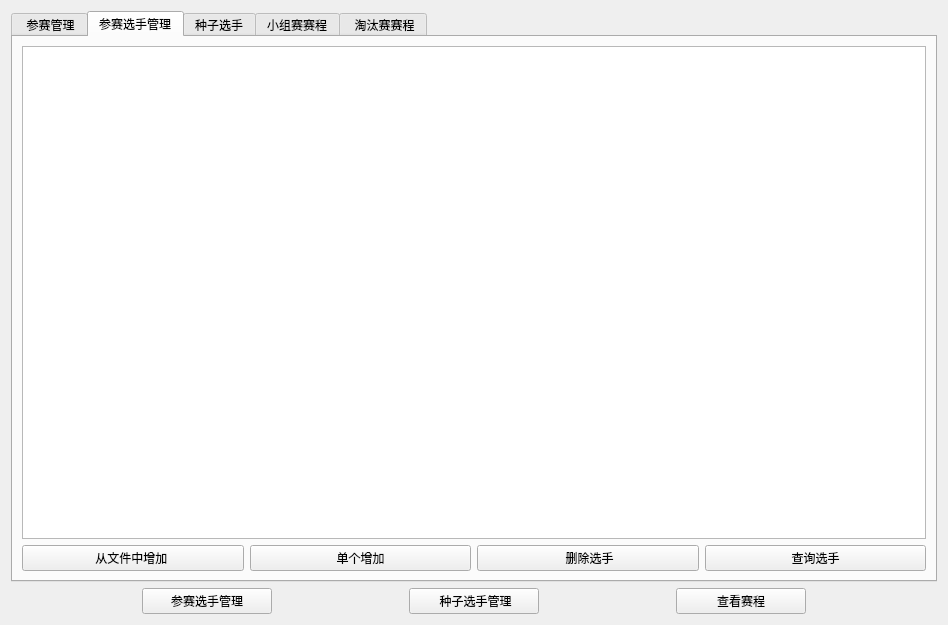
Above: tournament.ui from 35easy/PingPongClub before the change. Below: the same form after it.
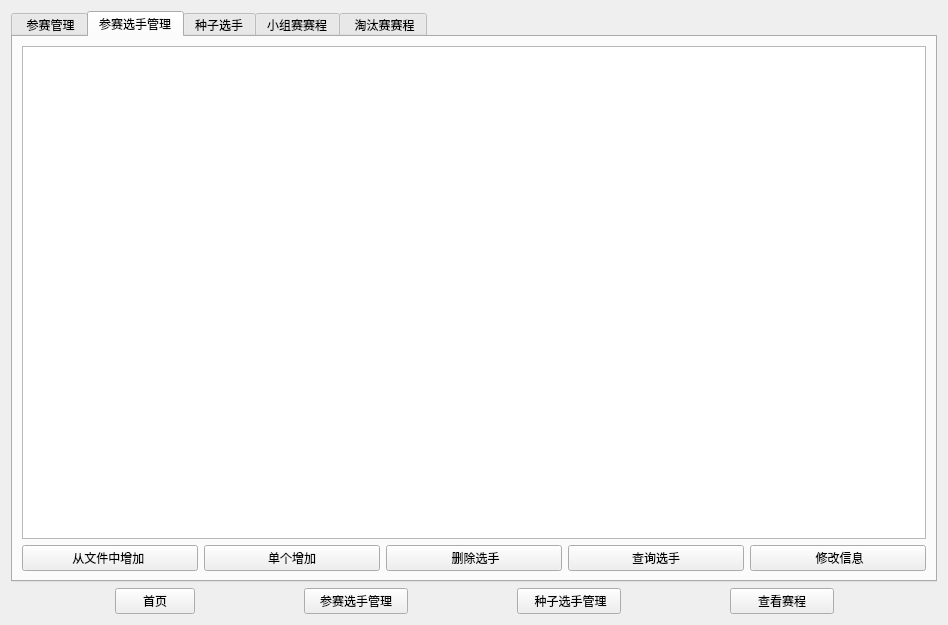
That is the form after the change. The open tabs and pages were chosen to show the change.

Patch:
```diff
--- a/tournament.ui
+++ b/tournament.ui
@@ -331,6 +331,13 @@
            </property>
           </widget>
          </item>
+         <item>
+          <widget class="QPushButton" name="btUpdatePlayer">
+           <property name="text">
+            <string> 修改信息</string>
+           </property>
+          </widget>
+         </item>
         </layout>
        </item>
       </layout>
@@ -354,32 +361,6 @@
    </item>
    <item>
     <layout class="QHBoxLayout" name="horizontalLayout_2">
-     <item>
-      <spacer name="horizontalSpacer_5">
-       <property name="orientation">
-        <enum>Qt::Horizontal</enum>
-       </property>
-       <property name="sizeHint" stdset="0">
-        <size>
-         <width>40</width>
-         <height>20</height>
-        </size>
-       </property>
-      </spacer>
-     </item>
-     <item>
-      <widget class="QPushButton" name="pushButton">
-       <property name="sizePolicy">
-        <sizepolicy hsizetype="Expanding" vsizetype="Preferred">
-         <horstretch>0</horstretch>
-         <verstretch>0</verstretch>
-        </sizepolicy>
-       </property>
-       <property name="text">
-        <string>参赛选手管理</string>
-       </property>
-      </widget>
-     </item>
      <item>
       <spacer name="horizontalSpacer">
        <property name="orientation">
@@ -394,7 +375,53 @@
       </spacer>
      </item>
      <item>
-      <widget class="QPushButton" name="pushButton_2">
+      <widget class="QPushButton" name="btHome">
+       <property name="text">
+        <string>首页</string>
+       </property>
+      </widget>
+     </item>
+     <item>
+      <spacer name="HSpacer5">
+       <property name="orientation">
+        <enum>Qt::Horizontal</enum>
+       </property>
+       <property name="sizeHint" stdset="0">
+        <size>
+         <width>40</width>
+         <height>20</height>
+        </size>
+       </property>
+      </spacer>
+     </item>
+     <item>
+      <widget class="QPushButton" name="btPlayer">
+       <property name="sizePolicy">
+        <sizepolicy hsizetype="Expanding" vsizetype="Preferred">
+         <horstretch>0</horstretch>
+         <verstretch>0</verstretch>
+        </sizepolicy>
+       </property>
+       <property name="text">
+        <string>参赛选手管理</string>
+       </property>
+      </widget>
+     </item>
+     <item>
+      <spacer name="HSpacer">
+       <property name="orientation">
+        <enum>Qt::Horizontal</enum>
+       </property>
+       <property name="sizeHint" stdset="0">
+        <size>
+         <width>40</width>
+         <height>20</height>
+        </size>
+       </property>
+      </spacer>
+     </item>
+     <item>
+      <widget class="QPushButton" name="btSeedPlayer">
        <property name="sizePolicy">
         <sizepolicy hsizetype="Expanding" vsizetype="Preferred">
          <horstretch>0</horstretch>
@@ -407,7 +434,7 @@
       </widget>
      </item>
      <item>
-      <spacer name="horizontalSpacer_2">
+      <spacer name="HSpacer2">
        <property name="sizePolicy">
         <sizepolicy hsizetype="Expanding" vsizetype="Minimum">
          <horstretch>0</horstretch>
@@ -442,7 +469,7 @@
       </widget>
      </item>
      <item>
-      <spacer name="horizontalSpacer_4">
+      <spacer name="horizontalSpacer_2">
        <property name="orientation">
         <enum>Qt::Horizontal</enum>
        </property>
```
Left out of the diff: 28 changed lines with no effect on the pictures.
